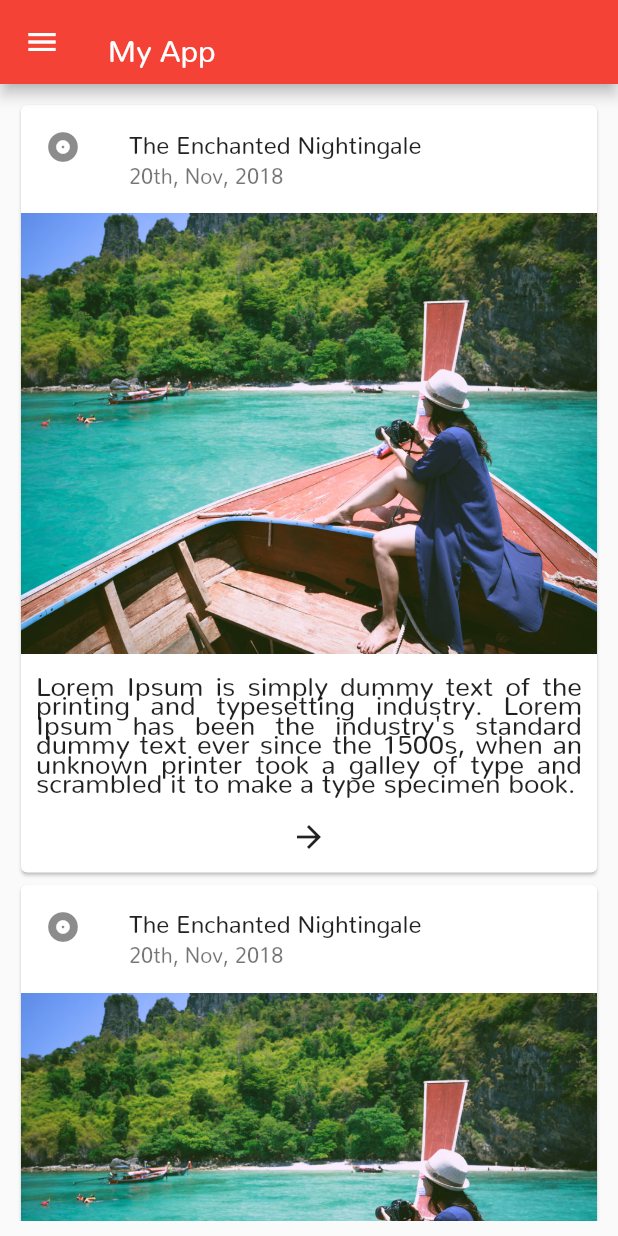
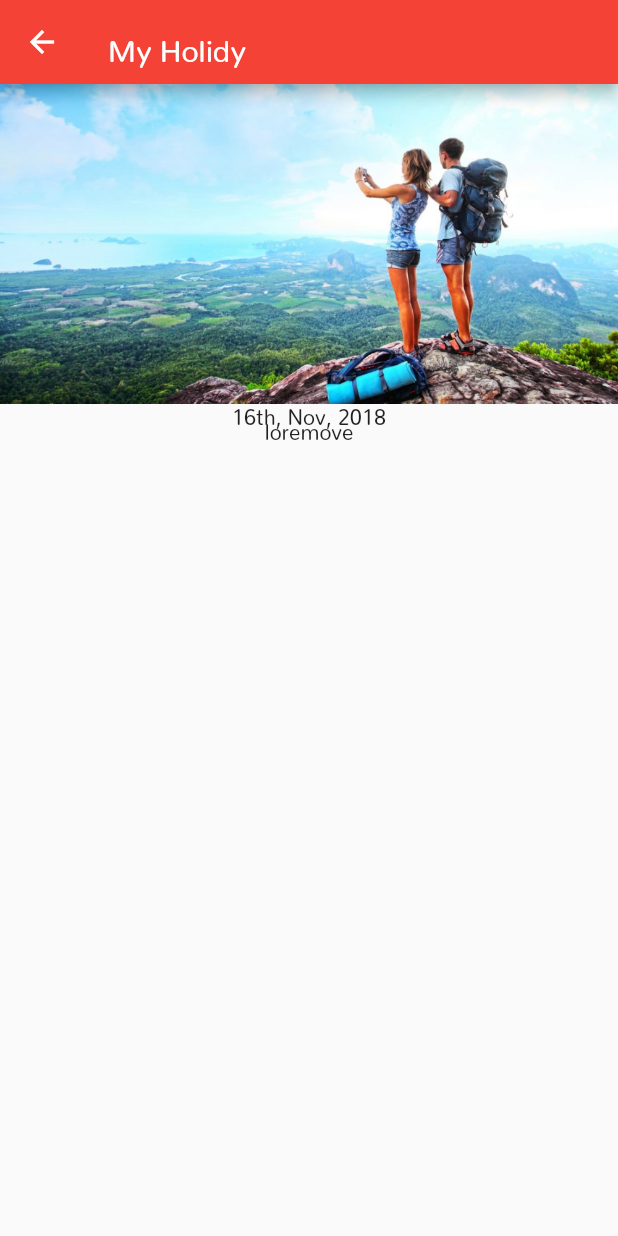
Before and after one commit to khflutter/myblog, a Flutter app: the Home screen opened directly, after a tap on the "arrow forward" icon, on a phone screen of 412 x 824 dp. Run offline on Flutter 3.47's test engine with Material 2 defaults, Android fonts, the phone set to English and light mode, and no system bars.

Commit message:
new travel class.

```diff
--- a/lib/main.dart
+++ b/lib/main.dart
@@ -1,7 +1,7 @@
 import 'package:flutter/material.dart';
 
 // Pages
-// import './pages/home.dart';
+import './pages/home.dart';
 // import './pages/new_travel.dart';
 import './login.dart';
 
@@ -24,7 +24,7 @@ class _MyAppState extends State<MyApp> {
         primarySwatch: Colors.red,
         fontFamily: "Nunito",
       ),
-      home: Login(),
+      home: Home(),
     );
   }
 }
--- a/lib/pages/home.dart
+++ b/lib/pages/home.dart
@@ -3,27 +3,28 @@ import 'package:myblog/includes/drawer.dart';
 import 'package:myblog/model/travel.dart';
 import 'package:myblog/widgets/my_card.dart';
 
-class Home extends StatelessWidget {
-  final List<Travel> myTravelList = [
-    Travel("My Holidy", "16th, Nov, 2018", "assets/images/item.jpg", "loremove"),
-    Travel("My Holidy", "16th, Nov, 2018", "assets/images/item1.jpg", "loremove"),
-    Travel("My Holidy", "16th, Nov, 2018", "assets/images/item2.jpg", "loremove"),
-    Travel("My Holidy", "16th, Nov, 2018", "assets/images/item3.jpg", "loremove"),
+class Home extends StatefulWidget {
+  List<Travel> myTravelList = [
+    Travel(
+        "My Holidy", "16th, Nov, 2018", "assets/images/item.jpg", "loremove"),
   ];
+  _HomeState createState() => _HomeState();
+}
 
+class _HomeState extends State<Home> {
   @override
   Widget build(BuildContext context) {
     return Scaffold(
       appBar: AppBar(
         title: Text("My App"),
       ),
-      drawer: MyDrawer(myTravelList),
+      drawer: MyDrawer(widget.myTravelList),
       body: Container(
         padding: EdgeInsets.all(10.0),
         child: ListView.builder(
-            itemCount: myTravelList.length,
+            itemCount: widget.myTravelList.length,
             itemBuilder: (context, index) {
-              return MyCard(myTravelList[index]);
+              return MyCard(widget.myTravelList[index]);
             }),
       ),
     );
--- /dev/null
+++ b/lib/pages/travel/show.dart
@@ -0,0 +1,28 @@
+import 'package:flutter/material.dart';
+import 'package:myblog/model/travel.dart';
+
+class ShowTravel extends StatelessWidget {
+  final Travel travel;
+  ShowTravel(this.travel);
+  @override
+  Widget build(BuildContext context) {
+    return Scaffold(
+      appBar: AppBar(
+        title: Text(travel.getTitle()),
+      ),
+      body: Container(
+        child: ListView(
+          children: <Widget>[
+            Column(
+              children: <Widget>[
+                Image.asset(travel.getImage()),
+                Text(travel.getDate()),
+                Text(travel.getDescription())
+              ],
+            ),
+          ],
+        ),
+      ),
+    );
+  }
+}
--- a/lib/widgets/my_card.dart
+++ b/lib/widgets/my_card.dart
@@ -1,5 +1,6 @@
 import 'package:flutter/material.dart';
 import 'package:myblog/model/travel.dart';
+import 'package:myblog/pages/travel/show.dart';
 
 class MyCard extends StatelessWidget {
   final Travel travel;
@@ -12,16 +13,16 @@ class MyCard extends StatelessWidget {
       child: Column(
         mainAxisSize: MainAxisSize.min,
         children: <Widget>[
-          const ListTile(
+          ListTile(
             leading: Icon(Icons.album),
-            title: Text('The Enchanted Nightingale'),
-            subtitle: Text("20th, Nov, 2018"),
+            title: Text(travel.getTitle()),
+            subtitle: Text(travel.getDate()),
           ),
-          Image.asset("assets/images/item3.jpg"),
+          Image.asset(travel.getImage()),
           Container(
             padding: EdgeInsets.all(10.0),
             child: Text(
-              "Lorem Ipsum is simply dummy text of the printing and typesetting industry. Lorem Ipsum has been the industry's standard dummy text ever since the 1500s, when an unknown printer took a galley of type and scrambled it to make a type specimen book.",
+              travel.getDescription(),
               style: TextStyle(fontFamily: "Nunito", fontSize: 18.0),
               textAlign: TextAlign.justify,
             ),
@@ -32,9 +33,8 @@ class MyCard extends StatelessWidget {
                 IconButton(
                   icon: Icon(Icons.arrow_forward),
                   onPressed: () {
-                    print(travel.getTitle());
+                    Navigator.push(context, MaterialPageRoute(builder: (context) => ShowTravel(travel)));
                   },
-                  tooltip: "New Page",
                 ),
               ],
             ),
```
Also changed, not shown: lib/includes/drawer.dart (+8 -14 lines), lib/pages/new_travel.dart (deleted, +0 -34 lines), lib/pages/show.dart (renamed from lib/pages/new_page.dart, +7 -3 lines), lib/pages/travel/create.dart (added, +65 -0 lines), lib/widgets/text.dart (deleted, +0 -14 lines), 2 other files.
